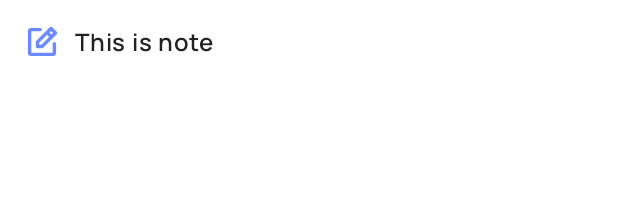
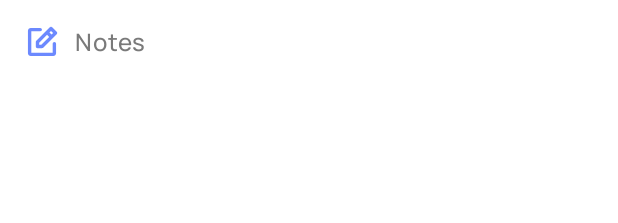
Before and after one commit to andriawan24/cofinance, an Android app built with Jetpack Compose: the @Preview function InputNotePreview, on a phone screen of 412 x 824 dp. Shown: the top 223 px of the screen. Run offline under Robolectric (Android 15) with nearby library versions, the light colour scheme and no system bars; Roboto replaces fonts that are not available here.

Commit message:
fix: Update note input to text
Signed-off-by: andriawan24 <fawaznaufal23@gmail.com>

```diff
--- a/android-app/src/main/java/id/andriawan24/cofinance/andro/ui/presentation/addnew/components/InputNote.kt
+++ b/android-app/src/main/java/id/andriawan24/cofinance/andro/ui/presentation/addnew/components/InputNote.kt
@@ -11,6 +11,10 @@ import androidx.compose.foundation.text.KeyboardOptions
 import androidx.compose.material3.MaterialTheme
 import androidx.compose.material3.Text
 import androidx.compose.runtime.Composable
+import androidx.compose.runtime.getValue
+import androidx.compose.runtime.mutableStateOf
+import androidx.compose.runtime.remember
+import androidx.compose.runtime.setValue
 import androidx.compose.ui.Alignment
 import androidx.compose.ui.Modifier
 import androidx.compose.ui.res.painterResource
@@ -22,6 +26,7 @@ import androidx.compose.ui.tooling.preview.Preview
 import id.andriawan24.cofinance.andro.R
 import id.andriawan24.cofinance.andro.ui.theme.CofinanceTheme
 import id.andriawan24.cofinance.andro.utils.Dimensions
+import id.andriawan24.cofinance.andro.utils.emptyString
 
 @Composable
 fun InputNote(modifier: Modifier = Modifier, note: String, onNoteChanged: (String) -> Unit) {
@@ -47,9 +52,10 @@ fun InputNote(modifier: Modifier = Modifier, note: String, onNoteChanged: (Strin
                 value = note,
                 onValueChange = onNoteChanged,
                 keyboardOptions = KeyboardOptions(
-                    imeAction = ImeAction.Next,
-                    keyboardType = KeyboardType.Number
+                    imeAction = ImeAction.Done,
+                    keyboardType = KeyboardType.Text
                 ),
+                singleLine = false,
                 textStyle = MaterialTheme.typography.labelMedium.copy(
                     color = MaterialTheme.colorScheme.onBackground
                 ),
@@ -75,6 +81,9 @@ fun InputNote(modifier: Modifier = Modifier, note: String, onNoteChanged: (Strin
 @Composable
 private fun InputNotePreview() {
     CofinanceTheme {
-        InputNote(note = "This is note") { }
+        var note by remember { mutableStateOf(emptyString()) }
+        InputNote(note = note) {
+            note = it
+        }
     }
 }
```
